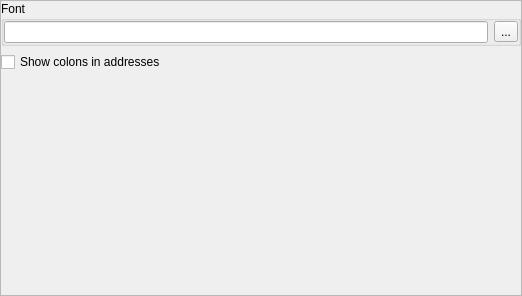
This is xstackviewoptionswidget.ui in horsicq/XStackView as Qt 5 draws it before an edit. The edited form follows.
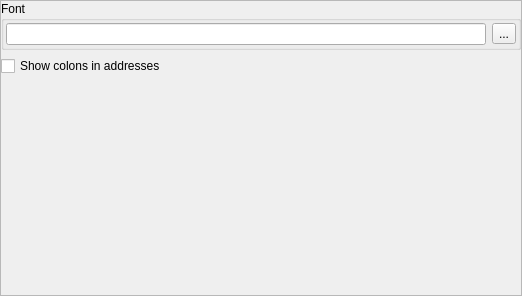
This is the edited form.

What changed in the file:
```diff
--- a/xstackviewoptionswidget.ui
+++ b/xstackviewoptionswidget.ui
@@ -60,16 +60,16 @@
          </property>
          <layout class="QHBoxLayout" name="horizontalLayout">
           <property name="leftMargin">
-           <number>0</number>
+           <number>2</number>
           </property>
           <property name="topMargin">
-           <number>0</number>
+           <number>2</number>
           </property>
           <property name="rightMargin">
-           <number>0</number>
+           <number>2</number>
           </property>
           <property name="bottomMargin">
-           <number>0</number>
+           <number>2</number>
           </property>
           <item>
            <widget class="QLineEdit" name="lineEditStackFont">
```
